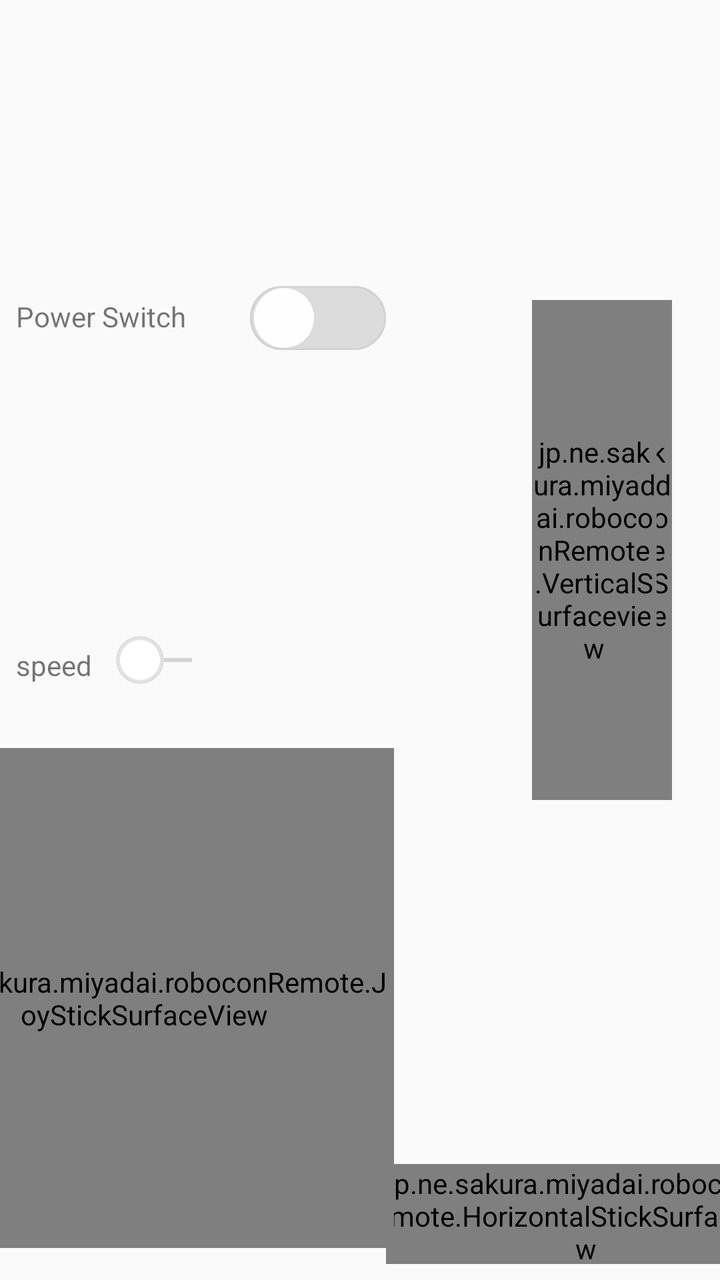
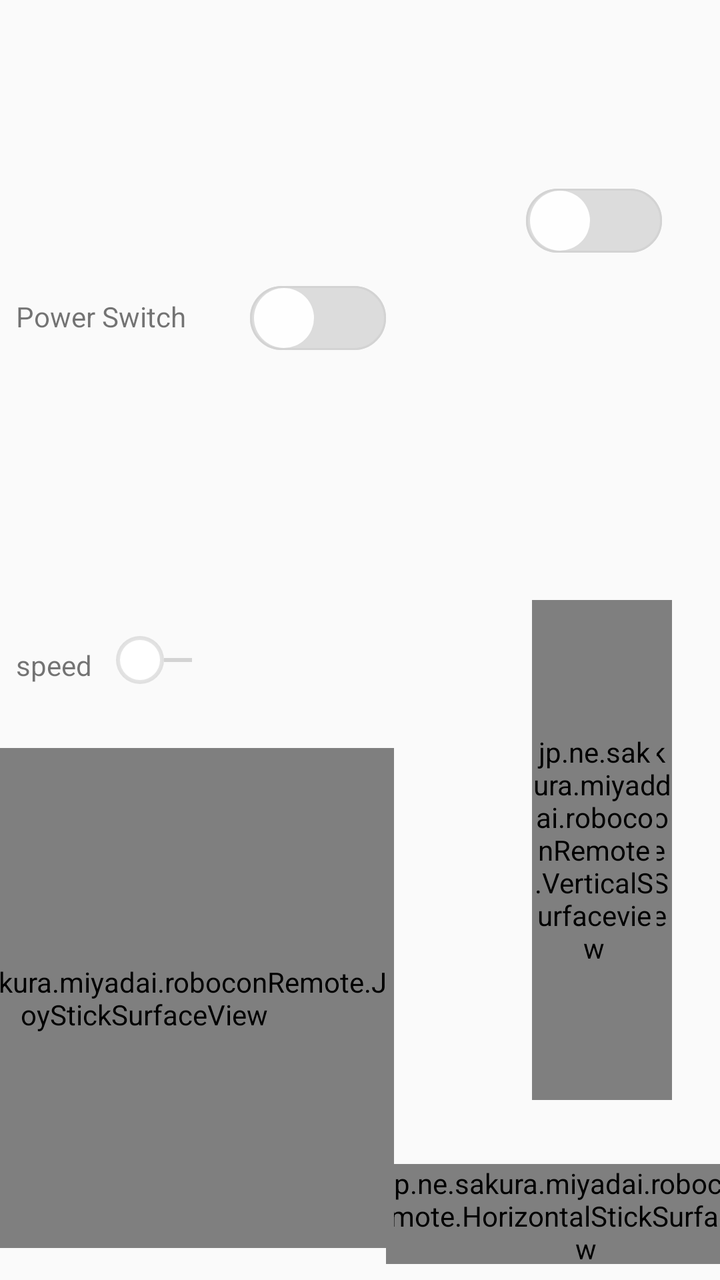

An Android layout rendered at two revisions. The XML below is the earlier revision; the diff shows what the commit changed to produce the second picture.
<!-- AndroidManifest.xml: activity theme Theme.RoboconRemote -->
<!-- res/layout/activity_main.xml -->
<?xml version="1.0" encoding="utf-8"?>
<androidx.constraintlayout.widget.ConstraintLayout xmlns:android="http://schemas.android.com/apk/res/android"
    xmlns:app="http://schemas.android.com/apk/res-auto"
    xmlns:tools="http://schemas.android.com/tools"
    android:layout_width="match_parent"
    android:layout_height="match_parent"
    android:orientation="vertical">

    <SeekBar
        android:id="@+id/speed_changer"
        android:layout_width="0dp"
        android:layout_height="wrap_content"
        android:layout_marginStart="8dp"
        android:layout_marginEnd="32dp"
        android:layout_marginBottom="32dp"
        android:thumb="@drawable/bar_thumb"
        app:layout_constraintBottom_toTopOf="@+id/JoySticksurfaceView"
        app:layout_constraintEnd_toStartOf="@+id/JoyStick_before_guideline"
        app:layout_constraintStart_toEndOf="@+id/text_speed" />

    <jp.ne.sakura.miyadai.roboconRemote.VerticalSurfaceview
        android:id="@+id/verticalSurfaceview"
        android:layout_width="0dp"
        android:layout_height="250dp"
        android:layout_marginEnd="24dp"
        android:layout_marginBottom="32dp"
        app:layout_constraintBottom_toTopOf="@+id/horizontalStickSurfaceview"
        app:layout_constraintDimensionRatio="1:4"
        app:layout_constraintEnd_toEndOf="parent"
        app:layout_constraintTop_toTopOf="parent" />

    <TextView
        android:id="@+id/text_speed"
        android:layout_width="wrap_content"
        android:layout_height="wrap_content"
        android:layout_marginStart="8dp"
        android:layout_marginBottom="32dp"
        android:text="speed"
        app:layout_constraintBottom_toTopOf="@+id/JoySticksurfaceView"
        app:layout_constraintStart_toStartOf="parent" />


    <TextView
        android:id="@+id/text_seppuku"
        android:layout_width="wrap_content"
        android:layout_height="21dp"
        android:layout_marginStart="8dp"
        android:text="Power Switch"
        app:layout_constraintBottom_toBottomOf="@+id/switch_seppuku"
        app:layout_constraintStart_toStartOf="parent"
        app:layout_constraintTop_toTopOf="@+id/switch_seppuku" />

    <Switch
        android:id="@+id/switch_seppuku"
        android:layout_width="wrap_content"
        android:layout_height="wrap_content"
        android:layout_marginStart="32dp"
        android:background="@drawable/swtich_track"
        android:showText="false"
        android:thumb="@drawable/switch_thumb"
        android:track="@drawable/swtich_track"
        app:layout_constraintBottom_toTopOf="@+id/speed_changer"
        app:layout_constraintStart_toEndOf="@+id/text_seppuku"
        app:layout_constraintTop_toTopOf="parent" />

    <jp.ne.sakura.miyadai.roboconRemote.HorizontalStickSurfaceview
        android:id="@+id/horizontalStickSurfaceview"
        android:layout_width="200dp"
        android:layout_height="0dp"
        android:layout_marginEnd="8dp"
        android:layout_marginBottom="8dp"
        app:layout_constraintBottom_toBottomOf="parent"
        app:layout_constraintDimensionRatio="4:1"
        app:layout_constraintEnd_toEndOf="parent"
        app:layout_constraintStart_toStartOf="@+id/JoyStick_after_guideline" />

    <jp.ne.sakura.miyadai.roboconRemote.JoyStickSurfaceView
        android:id="@+id/JoySticksurfaceView"
        android:layout_width="0dp"
        android:layout_height="250dp"
        android:layout_marginStart="16dp"
        android:layout_marginEnd="16dp"
        android:layout_marginBottom="16dp"
        app:layout_constraintBottom_toBottomOf="parent"
        app:layout_constraintDimensionRatio="1:1"
        app:layout_constraintEnd_toStartOf="@+id/JoyStick_before_guideline"
        app:layout_constraintStart_toStartOf="parent" />

    <jp.ne.sakura.miyadai.roboconRemote.VerticalSurfaceview
        android:id="@+id/verticalSurfaceview2"
        android:layout_width="0dp"
        android:layout_height="250dp"
        android:layout_marginStart="32dp"
        app:layout_constraintBottom_toBottomOf="@+id/verticalSurfaceview"
        app:layout_constraintDimensionRatio="1:4"
        app:layout_constraintStart_toStartOf="@+id/JoyStick_after_guideline"
        app:layout_constraintTop_toTopOf="@+id/verticalSurfaceview" />

    <androidx.constraintlayout.widget.Guideline
        android:id="@+id/JoyStick_after_guideline"
        android:layout_width="wrap_content"
        android:layout_height="wrap_content"
        android:orientation="vertical"
        app:layout_constraintGuide_percent="0.65" />

    <androidx.constraintlayout.widget.Guideline
        android:id="@+id/JoyStick_before_guideline"
        android:layout_width="wrap_content"
        android:layout_height="wrap_content"
        android:orientation="vertical"
        app:layout_constraintGuide_percent="0.4" />

</androidx.constraintlayout.widget.ConstraintLayout>
<!-- resources referenced by this layout -->
<resources>
  <!-- drawable bar_thumb (drawable) -->
  <?xml version="1.0" encoding="utf-8"?>
  <layer-list xmlns:android="http://schemas.android.com/apk/res/android">
  
      <item>
  
          <shape android:shape="oval" >
              <gradient
                  android:angle="270"
                  android:endColor="#3D000000"
                  android:gradientRadius="24dp"
                  android:startColor="@color/white"
                  android:type="radial" />
  
              <size
                  android:width="24dp"
                  android:height="24dp" />
          </shape>
      </item>
      <item
          android:bottom="2dp"
          android:left="2dp"
          android:right="2dp"
          android:top="2dp">
  
          <shape android:shape="oval">
              <solid android:color="@color/white" />
  
          </shape>
  
      </item>
  
  </layer-list>
  <!-- drawable switch_thumb (drawable) -->
  <?xml version="1.0" encoding="utf-8"?>
  <selector xmlns:android="http://schemas.android.com/apk/res/android">
      
      <item>
          <layer-list>
              <item android:bottom="4dp"
                  android:left="2dp"
                  android:right="2dp"
                  android:top="4dp">
                  <shape android:shape="oval" >
                      <size android:height="30dp" android:width="30dp" />
                      <solid android:color="#fefefe" />
                  </shape>
              </item>
          </layer-list>
      </item>
  
      
      <item>
          <layer-list>
              <item android:bottom="4dp"
                  android:left="2dp"
                  android:right="2dp"
                  android:top="4dp">
                  <shape android:shape="oval" >
                      <size android:height="30dp" android:width="30dp" />
                      <solid android:color="#fefefe" />
                  </shape>
              </item>
          </layer-list>
      </item>
  
  </selector>
  <!-- drawable swtich_track (drawable) -->
  <?xml version="1.0" encoding="utf-8"?>
  <selector xmlns:android="http://schemas.android.com/apk/res/android">
  
      
      <item android:state_checked="true">
          <layer-list>
              <item android:bottom="3dp" android:top="3dp">
                  
                  <shape android:shape="rectangle">
                      
                      <corners android:radius="32dp" />
                      
                      <solid android:color="#76d672" />
                  </shape>
              </item>
          </layer-list>
      </item>
  
      
      <item>
          <layer-list>
              <item android:bottom="3dp" android:top="3dp">
                  
                  <shape android:shape="rectangle">
                      
                      <corners android:radius="32dp" />
                      
                      <solid android:color="#dcdcdc"/>
                      
                      <stroke android:width="1dp" android:color="#d3d3d3"/>
                  </shape>
              </item>
          </layer-list>
      </item>
  
  </selector>
  <style name="Theme.RoboconRemote" parent="android:Theme.Material.Light.NoActionBar" />
  <color name="white">#FFFFFFFF</color>
</resources>

<!-- the commit's change to res/layout/activity_main.xml (unified diff, before → after) -->
@@ -27,7 +27,8 @@
         app:layout_constraintBottom_toTopOf="@+id/horizontalStickSurfaceview"
         app:layout_constraintDimensionRatio="1:4"
         app:layout_constraintEnd_toEndOf="parent"
-        app:layout_constraintTop_toTopOf="parent" />
+        app:layout_constraintTop_toBottomOf="@+id/switch_seppuku2"
+        app:layout_constraintVertical_bias="1.0" />
 
     <TextView
         android:id="@+id/text_speed"
@@ -62,6 +63,20 @@
         app:layout_constraintBottom_toTopOf="@+id/speed_changer"
         app:layout_constraintStart_toEndOf="@+id/text_seppuku"
         app:layout_constraintTop_toTopOf="parent" />
+
+    <Switch
+        android:id="@+id/switch_seppuku2"
+        android:layout_width="wrap_content"
+        android:layout_height="wrap_content"
+        android:background="@drawable/swtich_track"
+        android:showText="false"
+        android:thumb="@drawable/switch_thumb"
+        android:track="@drawable/swtich_track"
+        app:layout_constraintBottom_toTopOf="@+id/speed_changer"
+        app:layout_constraintEnd_toEndOf="parent"
+        app:layout_constraintStart_toStartOf="@+id/JoyStick_after_guideline"
+        app:layout_constraintTop_toTopOf="parent"
+        app:layout_constraintVertical_bias="0.326" />
 
     <jp.ne.sakura.miyadai.roboconRemote.HorizontalStickSurfaceview
         android:id="@+id/horizontalStickSurfaceview"
